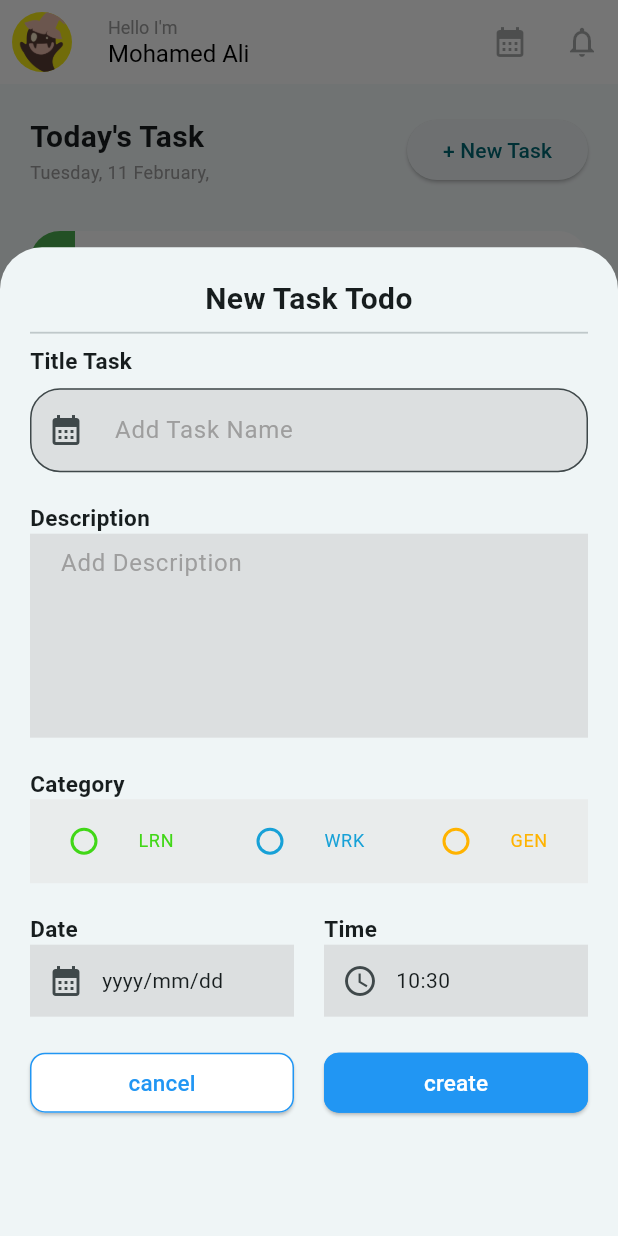
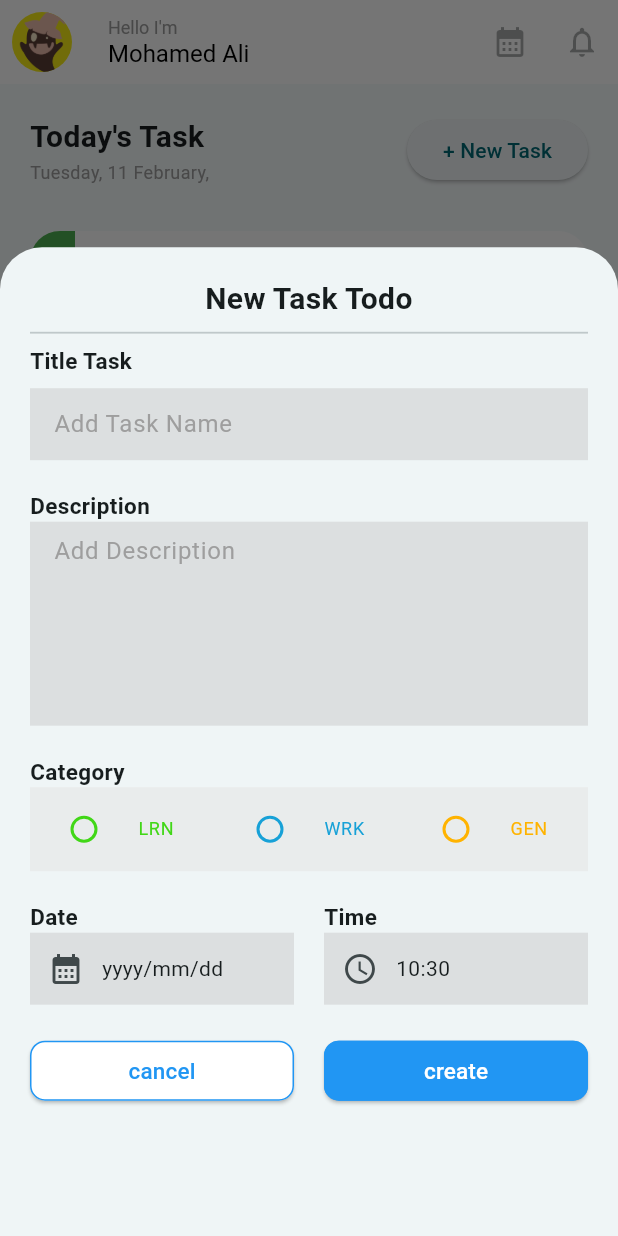
Before and after one commit to r-sei/practice_repo, a Flutter app: the screen it shows after launch, after a tap on "+ New Task", on a phone screen of 412 x 824 dp. Run offline on Flutter 3.47's test engine with Material 3 defaults, Android fonts, the phone set to English and light mode, and no system bars; our stand-ins replace cloud_firestore, firebase_core, flutter_riverpod, gap; accounts and stored records are empty.

Commit message:
📝 componentの分割、firestoreへの格納部分記述（動作不完全）

```diff
--- a/lib/components/decision_button.dart
+++ b/lib/components/decision_button.dart
@@ -1,11 +1,23 @@
 import 'package:flutter/material.dart';
+import 'package:flutter_practice/model/model.dart';
+import 'package:flutter_practice/provider/date_time_provider.dart';
+import 'package:flutter_practice/provider/radio_provider.dart';
+import 'package:flutter_practice/provider/service_provider.dart';
+import 'package:flutter_riverpod/flutter_riverpod.dart';
 import 'package:gap/gap.dart';
 
-class DecisionButton extends StatelessWidget {
-  const DecisionButton({super.key});
+class DecisionButton extends ConsumerWidget {
+  const DecisionButton({
+    super.key,
+    required this.titleController,
+    required this.descriptionController,
+  });
+
+  final TextEditingController titleController;
+  final TextEditingController descriptionController;
 
   @override
-  Widget build(BuildContext context) {
+  Widget build(BuildContext context, WidgetRef ref) {
     return Row(
       mainAxisAlignment: MainAxisAlignment.spaceBetween,
       children: [
@@ -32,7 +44,33 @@ class DecisionButton extends StatelessWidget {
         const Gap(20),
         Expanded(
           child: ElevatedButton(
-            onPressed: () {},
+            onPressed: () {
+              final getRadioValue = ref.read(radioProvider);
+              String category = '';
+
+              switch (getRadioValue) {
+                case 1:
+                  category = 'Learning';
+                case 2:
+                  category = 'Working';
+                case 3:
+                  category = 'General';
+                  break;
+              }
+
+              ref.read(serviceProvider).addNewTask(TodoModel(
+                  titleTask: titleController.text,
+                  description: descriptionController.text,
+                  category: category,
+                  dateTask: ref.read(dateProvider),
+                  timeTask: ref.read(timeProvider)));
+
+              print(
+                  'Title: ${titleController.text}, Description: ${descriptionController.text},' /*Category: ${selectedType.label}, Date: $dateTask, Time: $timeTask'*/);
+              print('Data is saving');
+              print(
+                  '${titleController.text}   ${titleController.text}     $category     ${ref.read(dateProvider)}      ${ref.read(timeProvider)}');
+            },
             style: ElevatedButton.styleFrom(
               backgroundColor: Colors.blue,
               foregroundColor: Colors.white,
--- /dev/null
+++ b/lib/components/get_weekday.dart
@@ -0,0 +1,21 @@
+import 'package:flutter/material.dart';
+import 'package:intl/date_symbol_data_local.dart';
+import 'package:intl/intl.dart';
+
+class GetWeekday extends StatelessWidget {
+  @override
+  Widget build(BuildContext context) {
+    initializeDateFormatting('en_US');
+    DateTime now = DateTime.now();
+    String week = DateFormat('EEEE', 'en_US').format(now);
+    String month = DateFormat('MMMM', 'en_US').format(now);
+
+    return Text(
+      '$week, ${now.day} $month,',
+      style: const TextStyle(
+        color: Colors.grey,
+        fontSize: 12,
+      ),
+    );
+  }
+}
--- /dev/null
+++ b/lib/components/profile_icon.dart
@@ -0,0 +1,17 @@
+import 'package:flutter/material.dart';
+
+class ProfileIcon extends StatelessWidget {
+  const ProfileIcon({super.key});
+
+  @override
+  Widget build(BuildContext context) {
+    return const IconButton(
+      onPressed: null,
+      icon: CircleAvatar(
+        backgroundColor: Color.fromRGBO(247, 236, 21, 1),
+        foregroundImage: AssetImage('assets/profile.png'),
+        radius: 30.0,
+      ),
+    );
+  }
+}
--- /dev/null
+++ b/lib/components/textfield_widget.dart
@@ -0,0 +1,30 @@
+import 'package:flutter/material.dart';
+
+class TextfieldWidget extends StatelessWidget {
+  const TextfieldWidget({
+    super.key,
+    required this.hintText,
+    required this.maxLine,
+    required this.txtController,
+  });
+
+  final String hintText;
+  final int maxLine;
+  final TextEditingController txtController;
+
+  @override
+  Widget build(BuildContext context) {
+    return TextField(
+      // controller: txtController,
+      keyboardType: TextInputType.multiline,
+      maxLines: maxLine,
+      decoration: InputDecoration(
+        hintText: hintText,
+        hintStyle: const TextStyle(color: Colors.grey),
+        fillColor: const Color.fromARGB(100, 190, 190, 190),
+        filled: true,
+        border: InputBorder.none,
+      ),
+    );
+  }
+}
--- a/lib/components/todo_modal.dart
+++ b/lib/components/todo_modal.dart
@@ -2,6 +2,7 @@ import 'package:flutter/material.dart';
 import 'package:flutter_practice/components/date_form.dart';
 import 'package:flutter_practice/components/decision_button.dart';
 import 'package:flutter_practice/components/radio_button.dart';
+import 'package:flutter_practice/components/textfield_widget.dart';
 import 'package:flutter_practice/components/time_form.dart';
 import 'package:gap/gap.dart';
 
@@ -17,12 +18,18 @@ enum TodoType {
 }
 
 class TodoModal extends StatefulWidget {
+  const TodoModal({super.key});
+
   @override
   State<TodoModal> createState() => TodoModalState();
 }
 
 class TodoModalState extends State<TodoModal> {
   TodoType? selectedType;
+
+  final titleController = TextEditingController();
+  final descriptionController = TextEditingController();
+
   @override
   Widget build(BuildContext context) {
     return Container(
@@ -55,18 +62,10 @@ class TodoModalState extends State<TodoModal> {
               ),
             ),
             const Gap(8),
-            TextField(
-              decoration: InputDecoration(
-                  hintText: ' Add Task Name',
-                  hintStyle: const TextStyle(color: Colors.grey),
-                  fillColor: const Color.fromARGB(100, 190, 190,
-                      190), //colors.grey.shade200とかどう使うん(const外せば解決)
-                  filled: true,
-                  border: OutlineInputBorder(
-                    borderRadius: BorderRadius.circular(20), //角丸と枠なしの両立方法がわからん
-                  ),
-                  prefixIcon: const Icon(Icons.calendar_month)),
-            ),
+            TextfieldWidget(
+                hintText: 'Add Task Name',
+                maxLine: 1,
+                txtController: titleController),
             const Gap(20),
             const Text(
               'Description',
@@ -76,17 +75,10 @@ class TodoModalState extends State<TodoModal> {
                 fontSize: 15,
               ),
             ),
-            const TextField(
-              keyboardType: TextInputType.multiline,
-              maxLines: 5,
-              decoration: InputDecoration(
-                hintText: ' Add Description',
-                hintStyle: TextStyle(color: Colors.grey),
-                fillColor: Color.fromARGB(100, 190, 190, 190),
-                filled: true,
-                border: InputBorder.none,
-              ),
-            ),
+            TextfieldWidget(
+                hintText: 'Add Description',
+                maxLine: 5,
+                txtController: descriptionController),
             const Gap(20),
             const Text(
               'Category',
@@ -118,17 +110,16 @@ class TodoModalState extends State<TodoModal> {
             ),
             const Gap(20),
             const Row(
-              // mainAxisAlignment: MainAxisAlignment.start,
               children: [
                 Expanded(child: DateForm()),
-                //ここまでDate入力フォーム
                 Gap(20),
-                //ここからTime入力フォーム
                 Expanded(child: TimeForm()),
               ],
             ),
             const Gap(20),
-            const DecisionButton(),
+            DecisionButton(
+                titleController: titleController,
+                descriptionController: descriptionController),
           ],
         ),
       ),
--- a/lib/main.dart
+++ b/lib/main.dart
@@ -1,19 +1,19 @@
 import 'package:firebase_core/firebase_core.dart';
 import 'package:flutter/material.dart';
-import 'package:flutter_practice/components/todo_modal.dart';
-import 'package:flutter_practice/components/todo_tile.dart';
 import 'package:flutter_practice/firebase_options.dart';
+import 'package:flutter_practice/view/home_page.dart';
 import 'package:flutter_riverpod/flutter_riverpod.dart';
-import 'package:intl/intl.dart';
-import 'package:intl/date_symbol_data_local.dart';
-import 'package:gap/gap.dart';
 
 void main() async {
   WidgetsFlutterBinding.ensureInitialized();
   await Firebase.initializeApp(
     options: DefaultFirebaseOptions.currentPlatform,
   );
-  runApp(ProviderScope(child: const MyApp()));
+  runApp(
+    const ProviderScope(
+      child: MyApp(),
+    ),
+  );
 }
 
 class MyApp extends StatelessWidget {
@@ -27,120 +27,7 @@ class MyApp extends StatelessWidget {
         colorScheme: ColorScheme.fromSeed(seedColor: Colors.white),
         useMaterial3: true,
       ),
-      home: const MyHomePage(),
+      home: MyHomePage(),
     );
   }
 }
-
-bool isChecked = false;
-
-class MyHomePage extends StatefulWidget {
-  const MyHomePage({super.key});
-
-  @override
-  State<MyHomePage> createState() => _MyHomePageState();
-}
-
-class _MyHomePageState extends State<MyHomePage> {
-  final todos = {0, 1, 2, 4};
-  @override
-  Widget build(BuildContext context) {
-    return Scaffold(
-      appBar: AppBar(
-        centerTitle: false,
-        backgroundColor: Colors.white,
-        title: const Column(
-          crossAxisAlignment: CrossAxisAlignment.start,
-          children: [
-            Text("Hello I'm",
-                style: TextStyle(
-                  color: Colors.grey,
-                  fontSize: 12.0,
-                )),
-            Text("Mohamed Ali",
-                style: TextStyle(
-                  color: Colors.black,
-                  fontSize: 16.0,
-                )),
-          ],
-        ),
-        // const Text("Hello I'm"),
-        leading: const _ProfileIcon(),
-        actions: const [
-          IconButton(onPressed: null, icon: Icon(Icons.calendar_month)),
-          IconButton(onPressed: null, icon: Icon(Icons.notifications_none))
-        ],
-      ),
-      body: ListView(padding: const EdgeInsets.all(20.0), children: [
-        Row(
-          // mainAxisAlignment: MainAxisAlignment.spaceBetween,
-          children: [
-            Column(
-              crossAxisAlignment: CrossAxisAlignment.start,
-              children: [
-                const Text(
-                  "Today's Task",
-                  style: TextStyle(
-                    fontWeight: FontWeight.bold,
-                    fontSize: 20,
-                  ),
-                ),
-                _GetWeekday(),
-              ],
-            ),
-            Expanded(
-              child: Container(), // spacerでもいい
-            ),
-            ElevatedButton(
-                onPressed: () => showModalBottomSheet(
-                    isScrollControlled: true,
-                    context: context,
-                    builder: (BuildContext context) {
-                      return TodoModal();
-                    }),
-                child: const Text('+ New Task')),
-          ],
-        ),
-        const Gap(30),
-        for (final todo in todos) ...[
-          const TodoTile(),
-          const Gap(20),
-        ]
-      ]),
-    );
-  }
-}
-
-class _ProfileIcon extends StatelessWidget {
-  const _ProfileIcon();
-
-  @override
-  Widget build(BuildContext context) {
-    return const IconButton(
-      onPressed: null,
-      icon: CircleAvatar(
-        backgroundColor: Color.fromRGBO(247, 236, 21, 1),
-        foregroundImage: AssetImage('assets/profile.png'),
-        radius: 30.0,
-      ),
-    );
-  }
-}
-
-class _GetWeekday extends StatelessWidget {
-  @override
-  Widget build(BuildContext context) {
-    initializeDateFormatting('en_US');
-    DateTime now = DateTime.now();
-    String week = DateFormat('EEEE', 'en_US').format(now);
-    String month = DateFormat('MMMM', 'en_US').format(now);
-
-    return Text(
-      '$week, ${now.day} $month,',
-      style: const TextStyle(
-        color: Colors.grey,
-        fontSize: 12,
-      ),
-    );
-  }
-}
--- /dev/null
+++ b/lib/model/model.dart
@@ -0,0 +1,52 @@
+// ignore_for_file: public_member_api_docs, sort_constructors_first
+import 'package:cloud_firestore/cloud_firestore.dart';
+
+class TodoModel {
+  String? docID;
+  final String titleTask;
+  final String description;
+  final String category;
+  final String dateTask;
+  final String timeTask;
+
+  TodoModel({
+    this.docID,
+    required this.titleTask,
+    required this.description,
+    required this.category,
+    required this.dateTask,
+    required this.timeTask,
+  });
+
+  Map<String, dynamic> toMap() {
+    return <String, dynamic>{
+      'docID': docID,
+      'titleTask': titleTask,
+      'description': description,
+      'category': category,
+      'dateTask': dateTask,
+      'timeTask': timeTask,
+    };
+  }
+
+  factory TodoModel.fromMap(Map<String, dynamic> map) {
+    return TodoModel(
+      docID: map['docID'] != null ? map['docID'] as String : null,
+      titleTask: map['titleTask'] as String,
+      description: map['description'] as String,
+      category: map['category'] as String,
+      dateTask: map['dateTask'] as String,
+      timeTask: map['timeTask'] as String,
+    );
+  }
+
+  factory TodoModel.fromSnapshot(DocumentSnapshot<Map<String, dynamic>> doc) {
+    return TodoModel(
+        docID: doc.id,
+        titleTask: doc['taskTitle'],
+        description: doc['description'],
+        category: doc['category'],
+        dateTask: doc['dateTask'],
+        timeTask: doc['timeTask']);
+  }
+}
--- /dev/null
+++ b/lib/provider/radio_provider.dart
@@ -0,0 +1,5 @@
+import 'package:flutter_riverpod/flutter_riverpod.dart';
+
+final radioProvider = StateProvider((ref) {
+  return 0;
+});
--- /dev/null
+++ b/lib/provider/service_provider.dart
@@ -0,0 +1,6 @@
+import 'package:flutter_practice/services.dart/todo_service.dart';
+import 'package:flutter_riverpod/flutter_riverpod.dart';
+
+final serviceProvider = StateProvider<TodoService>((ref) {
+  return TodoService();
+});
--- /dev/null
+++ b/lib/view/home_page.dart
@@ -0,0 +1,83 @@
+import 'package:flutter/material.dart';
+import 'package:flutter_practice/components/get_weekday.dart';
+import 'package:flutter_practice/components/profile_icon.dart';
+import 'package:flutter_practice/components/todo_modal.dart';
+import 'package:flutter_practice/components/todo_tile.dart';
+import 'package:gap/gap.dart';
+
+class MyHomePage extends StatefulWidget {
+  const MyHomePage({super.key});
+
+  @override
+  State<MyHomePage> createState() => _MyHomePageState();
+}
+
+class _MyHomePageState extends State<MyHomePage> {
+  final todos = {0, 1, 2, 4};
+  @override
+  Widget build(BuildContext context) {
+    return Scaffold(
+      appBar: AppBar(
+        centerTitle: false,
+        backgroundColor: Colors.white,
+        title: const Column(
+          crossAxisAlignment: CrossAxisAlignment.start,
+          children: [
+            Text("Hello I'm",
+                style: TextStyle(
+                  color: Colors.grey,
+                  fontSize: 12.0,
+                )),
+            Text("Mohamed Ali",
+                style: TextStyle(
+                  color: Colors.black,
+                  fontSize: 16.0,
+                )),
+          ],
+        ),
+        // const Text("Hello I'm"),
+        leading: const ProfileIcon(),
+        actions: const [
+          IconButton(onPressed: null, icon: Icon(Icons.calendar_month)),
+          IconButton(onPressed: null, icon: Icon(Icons.notifications_none))
+        ],
+      ),
+      body: ListView(padding: const EdgeInsets.all(20.0), children: [
+        Row(
+          // mainAxisAlignment: MainAxisAlignment.spaceBetween,
+          children: [
+            Column(
+              crossAxisAlignment: CrossAxisAlignment.start,
+              children: [
+                const Text(
+                  "Today's Task",
+                  style: TextStyle(
+                    fontWeight: FontWeight.bold,
+                    fontSize: 20,
+                  ),
+                ),
+                GetWeekday(),
+              ],
+            ),
+            Expanded(
+              child: Container(), // spacerでもいい
+            ),
+            ElevatedButton(
+                onPressed: () => showModalBottomSheet(
+                    isScrollControlled: true,
+                    context: context,
+                    builder: (BuildContext context) {
+                      return const TodoModal();
+                    }),
+                child: const Text('+ New Task')),
+          ],
+        ),
+        const Gap(30),
+        for (final todo in todos) ...[
+          const TodoTile(),
+          const Gap(20),
+        ]
+      ]),
+    );
+  }
+}
```
Also changed, not shown: lib/provider/date_time_provider.dart (added, +9 -0 lines), lib/services.dart/todo_service.dart (added, +10 -0 lines), 1 other file.
